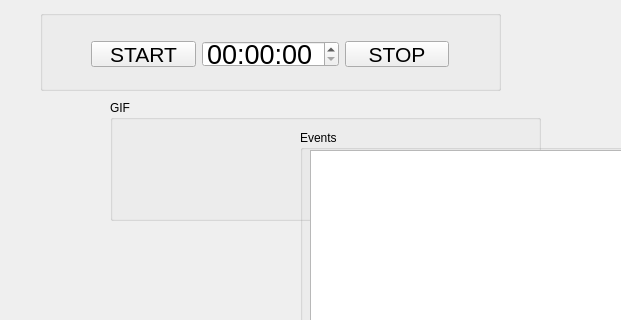
MarkGasse/GUILaserTag, file leaderboardwindow.ui: the form before one commit; both pictures show x 0 to 621 and y 160 to 480 of the 1529 by 743 pixel window.
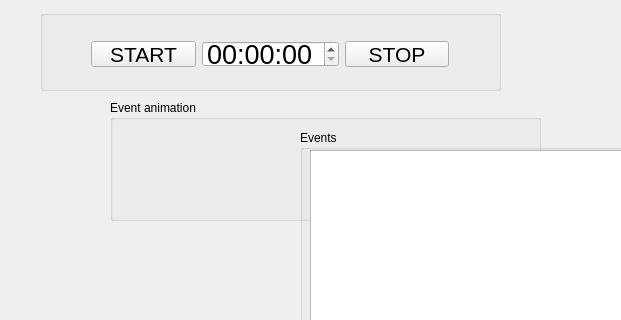
The form after the commit.

What changed in the file:
```diff
--- a/leaderboardwindow.ui
+++ b/leaderboardwindow.ui
@@ -150,7 +150,7 @@
      </rect>
     </property>
     <property name="title">
-     <string>GIF</string>
+     <string>Event animation</string>
     </property>
     <widget class="QLabel" name="label">
      <property name="geometry">
```
